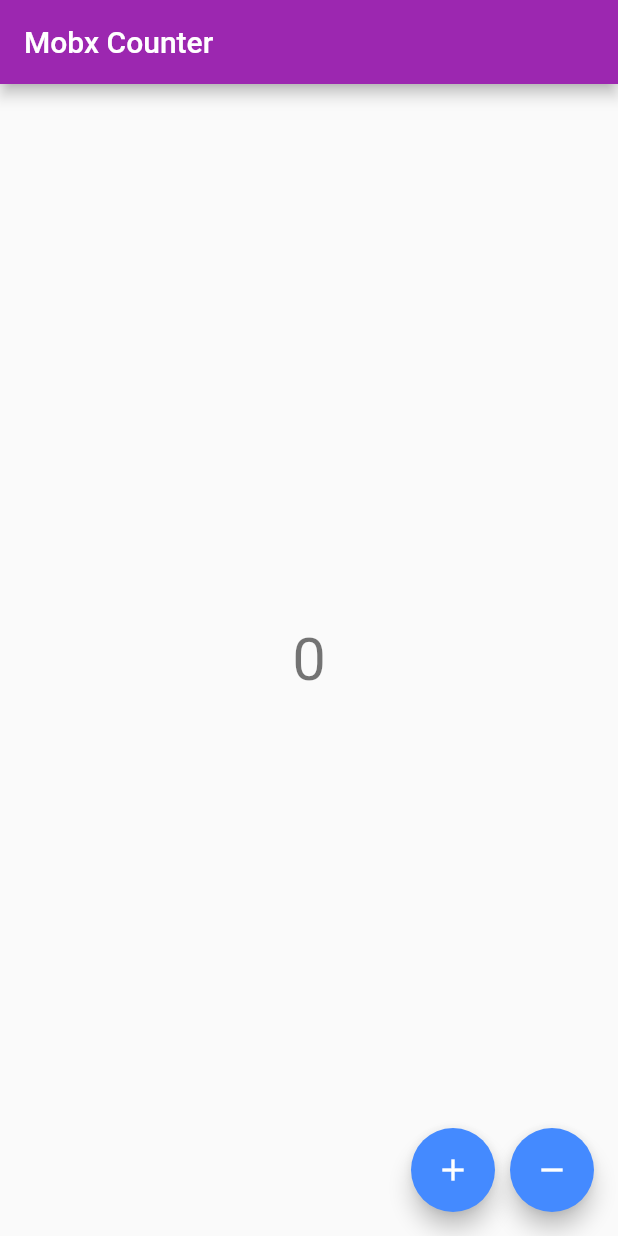
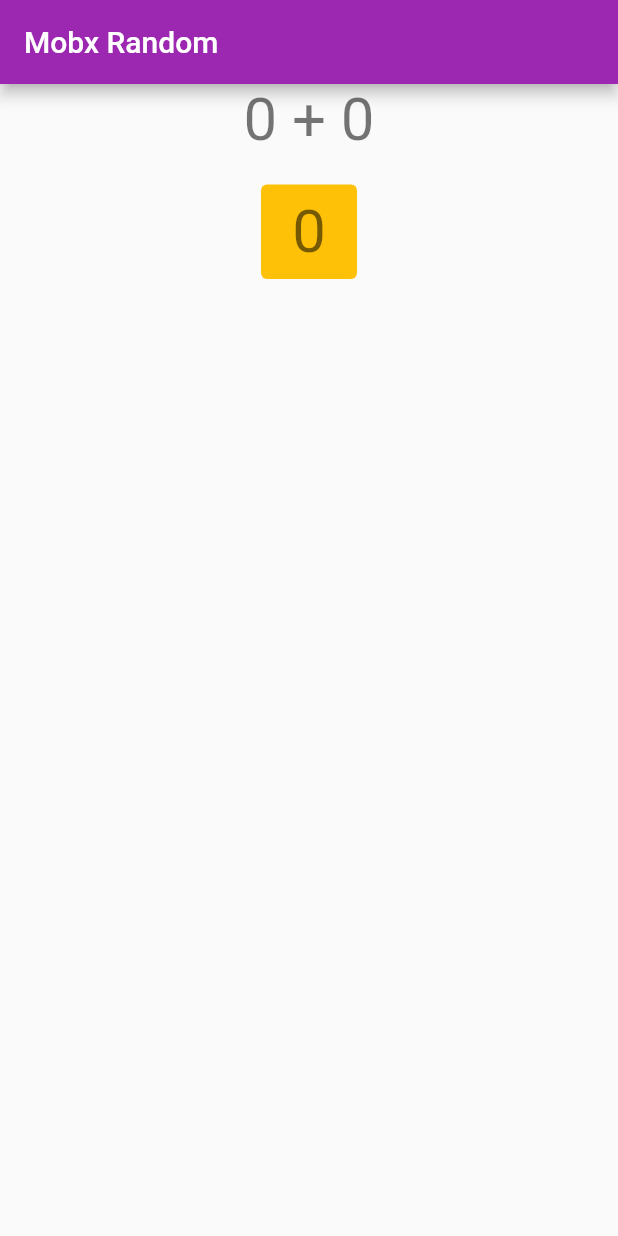
Before and after one commit to TarkanKara/Getting-Started-Mobx, a Flutter app: the screen it shows after launch, on a phone screen of 412 x 824 dp. Run offline on Flutter 3.47's test engine with Material 2 defaults, Android fonts, the phone set to English and light mode, and no system bars; our stand-ins replace flutter_mobx, mobx; generated files the repository leaves out were written again.

Commit message:
Mobx Random Numbers Total

```diff
--- a/lib/main.dart
+++ b/lib/main.dart
@@ -1,5 +1,6 @@
-import 'package:app_mobxx/mobx_1_counter/counter_view.dart';
 import 'package:flutter/material.dart';
+
+import 'mobx_2_random/random_view.dart';
 
 void main() => runApp(const MyApp());
 
@@ -26,6 +27,6 @@
               .copyWith(primary: Colors.purple, secondary: Colors.blueAccent),
         ),
         title: 'Get Started Mobx',
-        home: CounterView());
+        home: RandoView());
   }
 }
--- /dev/null
+++ b/lib/mobx_2_random/random.dart
@@ -0,0 +1,28 @@
+// ignore_for_file: depend_on_referenced_packages, library_private_types_in_public_api
+import 'dart:math' as math show Random;
+
+import 'package:mobx/mobx.dart';
+part 'random.g.dart';
+
+class RandomNumber = _RandomNumberBase with _$RandomNumber;
+
+abstract class _RandomNumberBase with Store {
+  @observable
+  int sayi1 = math.Random().nextInt(10);
+
+  @observable
+  int sayi2 = math.Random().nextInt(10);
+
+  /* @observable
+  late int toplam; */
+
+  @computed
+  int get toplam => sayi1 + sayi2;
+
+  @action
+  void sayilar() {
+    sayi1 = math.Random().nextInt(10);
+    sayi2 = math.Random().nextInt(10);
+    //toplam = sayi1 + sayi2;
+  }
+}
--- /dev/null
+++ b/lib/mobx_2_random/random_view.dart
@@ -0,0 +1,45 @@
+// ignore_for_file: unused_import, depend_on_referenced_packages
+
+import 'package:app_mobxx/mobx_2_random/random.dart';
+import 'package:flutter/material.dart';
+import 'package:flutter_mobx/flutter_mobx.dart';
+
+class RandoView extends StatelessWidget {
+  final RandomNumber random = RandomNumber();
+
+  RandoView({super.key});
+
+  @override
+  Widget build(BuildContext context) {
+    return Scaffold(
+      appBar: AppBar(title: const Text("Mobx Random")),
+      body: SingleChildScrollView(
+        child: Column(
+          children: [
+            Observer(builder: (_) {
+              return Row(
+                mainAxisAlignment: MainAxisAlignment.center,
+                children: [
+                  textt(context, random.sayi1.toString()),
+                  textt(context, " + "),
+                  textt(context, random.sayi2.toString()),
+                ],
+              );
+            }),
+            const SizedBox(height: 20),
+            Observer(builder: (_) {
+              return TextButton(
+                  onPressed: random.sayilar,
+                  child: textt(context, random.toplam.toString()));
+            }),
+          ],
+        ),
+      ),
+    );
+  }
+
+  Widget textt(BuildContext context, String textt) {
+    return Text(textt,
+        style: Theme.of(context).textTheme.headline3!.copyWith(fontSize: 40));
+  }
+}
```
Also changed, not shown: lib/mobx_2_random/random.g.dart (added).
